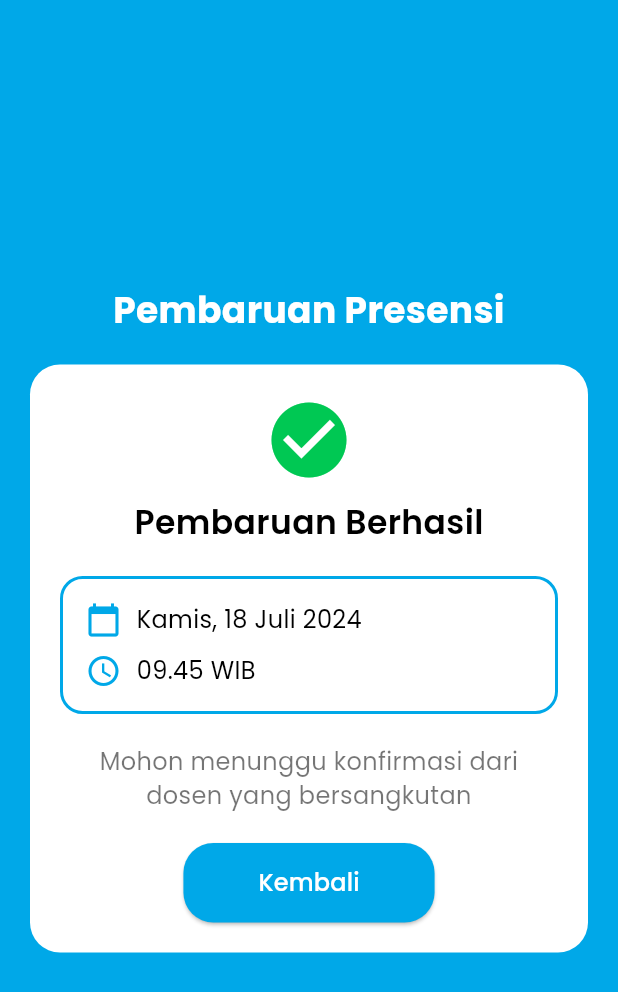
After one commit to orminla/sp_academix, a Flutter app: the screen it shows after launch, after a tap on "Updated Button", on a phone screen of 412 x 824 dp. The commit adds this screen. Shown: the top 992 px of the screen. Run offline on Flutter 3.47's test engine with Material 3 defaults, Android fonts, the phone set to English and light mode, and no system bars; our stand-ins replace convex_bottom_bar, dotted_border, file_picker, google_fonts; missing offline and left inert: flutter_pdfview.

Commit message:
pub add pdf dan penambahan halaman di revisi

```diff
--- a/lib/views/sirekap/views/dashboard.dart
+++ b/lib/views/sirekap/views/dashboard.dart
@@ -1,4 +1,7 @@
+// import 'package:academix_polnep/views/sirekap/views/revisi/dosen.dart';
+import 'package:academix_polnep/views/sirekap/views/revisi/dosen1.dart';
 import 'package:academix_polnep/views/sirekap/views/revisi/revisi.dart';
+import 'package:academix_polnep/views/sirekap/views/revisi/updated.dart';
 import 'package:flutter/material.dart';
 
 class Dashboard extends StatelessWidget {
@@ -34,7 +37,35 @@ class Dashboard extends StatelessWidget {
                         'Revisi Button',
                         style: TextStyle(color: Colors.white),
                       )),
-                )
+                ),
+                Container(
+                  margin: EdgeInsets.all(20),
+                  color: Colors.red,
+                  child: TextButton(
+                      onPressed: () {
+                        Navigator.push(
+                            context,
+                            MaterialPageRoute(
+                                builder: (context) => PagesUpdated()));
+                      },
+                      child: const Text(
+                        'Updated Button ',
+                        style: TextStyle(color: Colors.white),
+                      )),
+                ),
+                Container(
+                  margin: EdgeInsets.all(20),
+                  color: Colors.red,
+                  child: TextButton(
+                      onPressed: () {
+                        Navigator.push(context,
+                            MaterialPageRoute(builder: (context) => Dosen1()));
+                      },
+                      child: const Text(
+                        'Updated Button ',
+                        style: TextStyle(color: Colors.white),
+                      )),
+                ),
               ],
             ),
           ),
--- /dev/null
+++ b/lib/views/sirekap/views/revisi/updated.dart
@@ -0,0 +1,146 @@
+import 'package:flutter/material.dart';
+import 'package:google_fonts/google_fonts.dart';
+
+class PagesUpdated extends StatefulWidget {
+  const PagesUpdated({super.key});
+
+  @override
+  State<PagesUpdated> createState() => _PagesUpdatedState();
+}
+
+class _PagesUpdatedState extends State<PagesUpdated> {
+  @override
+  Widget build(BuildContext context) {
+    return Scaffold(
+      backgroundColor: const Color(
+          0xFF00A8E8), // Set background color to match the gradient blue
+      body: Center(
+        child: Padding(
+          padding: const EdgeInsets.symmetric(horizontal: 20, vertical: 30),
+          child: Column(
+            mainAxisAlignment: MainAxisAlignment.center,
+            children: [
+              header(),
+              const SizedBox(height: 20),
+              Container(
+                decoration: BoxDecoration(
+                  color: Colors.white,
+                  borderRadius:
+                      BorderRadius.circular(20), // Rounded corners for card
+                ),
+                padding: const EdgeInsets.all(20),
+                child: Column(
+                  children: [
+                    Icon(
+                      Icons.check_circle,
+                      color: const Color(
+                          0xFF00C853), // Green color to match the check mark
+                      size: 60,
+                    ),
+                    const SizedBox(height: 10),
+                    Text(
+                      "Pembaruan Berhasil",
+                      style: GoogleFonts.poppins(
+                        fontSize: 22,
+                        color: Colors.black,
+                        fontWeight: FontWeight.w600,
+                      ),
+                    ),
+                    const SizedBox(height: 20),
+                    detailPembaruan(),
+                    const SizedBox(height: 20),
+                    Text(
+                      "Mohon menunggu konfirmasi dari dosen yang bersangkutan",
+                      textAlign: TextAlign.center,
+                      style: GoogleFonts.poppins(
+                        fontSize: 16,
+                        color: Colors.black54,
+                      ),
+                    ),
+                    const SizedBox(height: 20),
+                    ElevatedButton(
+                      onPressed: () {
+                        Navigator.pop(context);
+                      },
+                      style: ElevatedButton.styleFrom(
+                        padding: const EdgeInsets.symmetric(
+                            horizontal: 50, vertical: 15),
+                        backgroundColor: const Color(0xFF00A8E8),
+                        shape: RoundedRectangleBorder(
+                          borderRadius: BorderRadius.circular(20),
+                        ),
+                      ),
+                      child: Text(
+                        "Kembali",
+                        style: GoogleFonts.poppins(
+                          fontSize: 16,
+                          color: Colors.white,
+                        ),
+                      ),
+                    ),
+                  ],
+                ),
+              ),
+            ],
+          ),
+        ),
+      ),
+    );
+  }
+
+  Widget detailPembaruan() {
+    return Container(
+      padding: const EdgeInsets.all(15),
+      decoration: BoxDecoration(
+        borderRadius: BorderRadius.circular(15),
+        border: Border.all(color: const Color(0xFF00A8E8), width: 2),
+      ),
+      child: Column(
+        children: [
+          Row(
+            children: [
+              Icon(Icons.calendar_today, color: const Color(0xFF00A8E8)),
+              const SizedBox(width: 10),
+              Text(
+                "Kamis, 18 Juli 2024",
+                style: GoogleFonts.poppins(
+                  fontSize: 16,
+                  color: Colors.black,
+                ),
+              ),
+            ],
+          ),
+          const SizedBox(height: 10),
+          Row(
+            children: [
+              Icon(Icons.access_time, color: const Color(0xFF00A8E8)),
+              const SizedBox(width: 10),
+              Text(
+                "09.45 WIB",
+                style: GoogleFonts.poppins(
+                  fontSize: 16,
+                  color: Colors.black,
+                ),
+              ),
+            ],
+          ),
+        ],
+      ),
+    );
+  }
+
+  Container header() {
+    return Container(
+      padding: const EdgeInsets.symmetric(horizontal: 20),
+      child: Text(
+        "Pembaruan Presensi",
+        style: GoogleFonts.poppins(
+          fontSize: 24,
+          color: Colors.white,
+          fontWeight: FontWeight.bold,
+        ),
+        textAlign: TextAlign.center,
+      ),
+    );
+  }
+}
--- a/pubspec.yaml
+++ b/pubspec.yaml
@@ -33,7 +33,10 @@ dependencies:
   file_picker: ^8.0.5
   flutter:
     sdk: flutter
+  flutter_pdfview: ^1.3.2
   google_fonts: ^6.2.1
+  pdf: ^3.11.0
+  pdf_image_renderer: ^0.7.0
 
 dev_dependencies:
   flutter_lints: ^4.0.0
```
Also changed, not shown: lib/views/sirekap/views/revisi/dosen1.dart (added, +305 -0 lines), lib/views/sirekap/views/revisi/preview.dart (added, +60 -0 lines), pubspec.lock.
